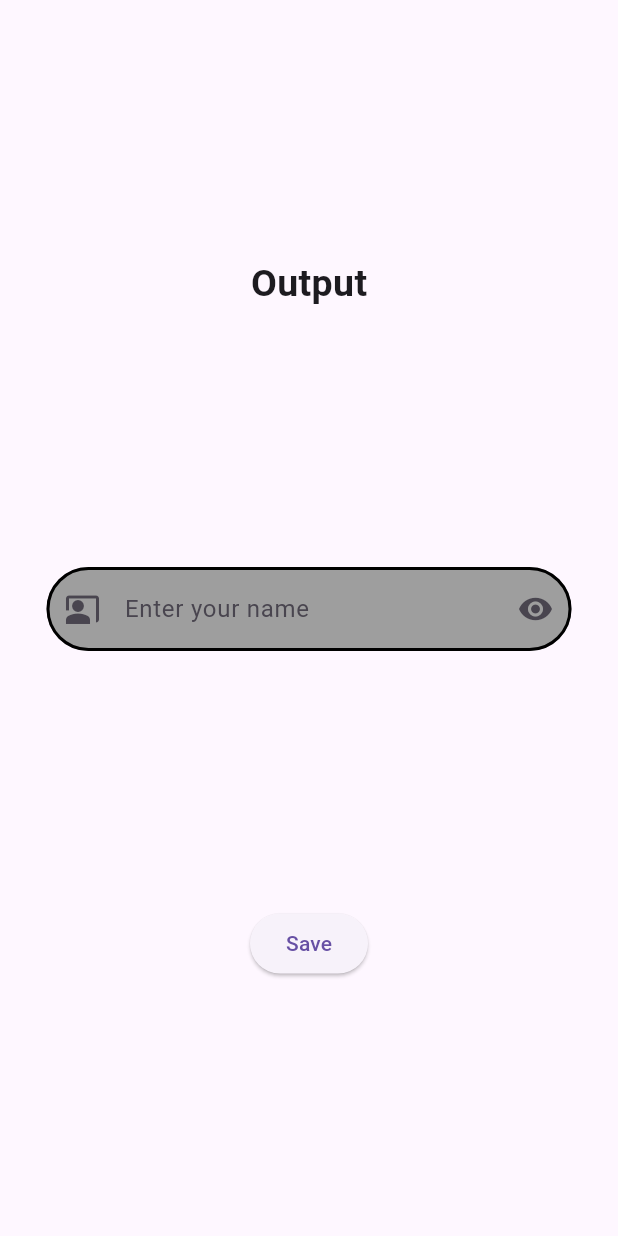
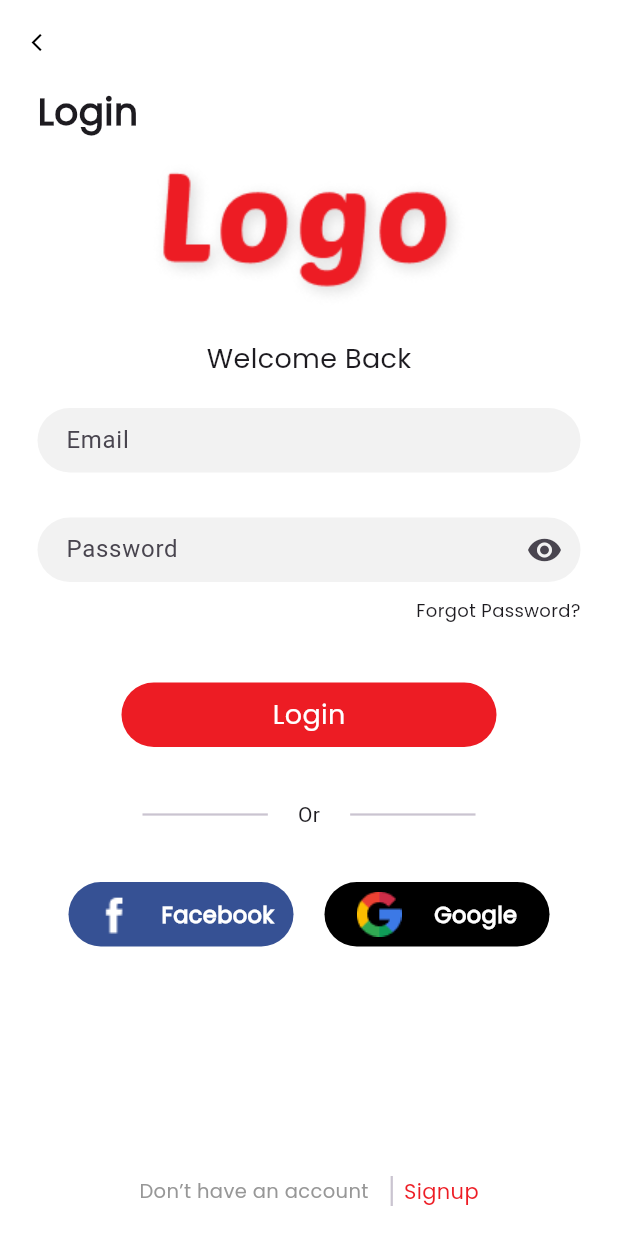
Before and after one commit to MPLectures/batch_five_ui_practice, a Flutter app: the screen it shows after launch, on a phone screen of 412 x 824 dp. Run offline on Flutter 3.47's test engine with Material 3 defaults, Android fonts, the phone set to English and light mode, and no system bars.

Commit message:
adding fonts, Expanded Widget, Login Screen UI

```diff
--- a/lib/main.dart
+++ b/lib/main.dart
@@ -1,4 +1,6 @@
 import 'package:batch_five_ui_practice/views/screens/changing_images.dart';
+import 'package:batch_five_ui_practice/views/screens/screen_expanded_widget.dart';
+import 'package:batch_five_ui_practice/views/screens/screen_login.dart';
 import 'package:batch_five_ui_practice/views/screens/screen_practice.dart';
 import 'package:batch_five_ui_practice/views/screens/screen_text_form_field.dart';
 import 'package:batch_five_ui_practice/views/screens/states_of_widget.dart';
@@ -13,7 +15,10 @@ class MyApp extends StatelessWidget {
       debugShowCheckedModeBanner: false,
       // home: ScreenTest(),
       // home: ScreenPractice(),
-      home: TextFormFieldScreen(),
+      // home: TextFormFieldScreen(),
+      // home: ScreenExpandedWidget(),
+      home: ScreenLogin(),
     );
+
   }
 }
--- /dev/null
+++ b/lib/views/screens/screen_expanded_widget.dart
@@ -0,0 +1,37 @@
+import 'package:flutter/material.dart';
+
+class ScreenExpandedWidget extends StatelessWidget {
+  @override
+  Widget build(BuildContext context) {
+    return Scaffold(
+      body: SafeArea(
+        child: Row(
+          children: [
+            Expanded(
+              flex: 1,
+              child: Container(
+                height: 300,
+                color: Colors.red,
+              ),
+            ),
+            Expanded(
+              flex: 2,
+              child: Container(
+                height: 200,
+                color: Colors.green,
+              ),
+            ),
+            Expanded(
+              flex: 5,
+              child: Container(
+                height: 200,
+                color: Colors.yellow,
+              ),
+            ),
+          ],
+        ),
+      ),
+    );
+  }
+}
+//  1:2
--- /dev/null
+++ b/lib/views/screens/screen_login.dart
@@ -0,0 +1,231 @@
+import 'package:flutter/material.dart';
+
+class ScreenLogin extends StatelessWidget {
+  @override
+  Widget build(BuildContext context) {
+    return Scaffold(
+      backgroundColor: Color(0xffffffff),
+      appBar: AppBar(
+        backgroundColor: Color(0xffffffff),
+        elevation: 0,
+        leading: Icon(
+          Icons.arrow_back_ios,
+          color: Color(0xff000000),
+          size: 14,
+        ),
+      ),
+      body: Column(
+        crossAxisAlignment: CrossAxisAlignment.center,
+        children: [
+          Expanded(
+            child: Padding(
+              padding: EdgeInsets.symmetric(horizontal: 25),
+              child: Column(
+                children: [
+                  Align(
+                    alignment: Alignment.centerLeft,
+                    child: Text(
+                      "Login",
+                      style: TextStyle(
+                        fontFamily: "PR",
+                        fontWeight: FontWeight.w700,
+                        fontSize: 25,
+                      ),
+                    ),
+                  ),
+                  Image.asset("assets/images/logo.png"),
+                  SizedBox(height: 20,),
+                  Text(
+                    "Welcome Back",
+                    style: TextStyle(
+                      fontFamily: "PR",
+                      fontWeight: FontWeight.w200,
+                      fontSize: 18,
+                    ),
+                  ),
+                  SizedBox(height: 20,),
+                  SizedBox(
+                    height: 43,
+                    child: TextFormField(
+                      keyboardType: TextInputType.emailAddress,
+                      decoration: InputDecoration(
+                        contentPadding:
+                            EdgeInsets.symmetric(horizontal: 15, vertical: 2),
+                        hintText: "Email",
+                        filled: true,
+                        fillColor: Color(0xffF2F2F2),
+                        border: OutlineInputBorder(
+                            borderSide: BorderSide.none,
+                            borderRadius: BorderRadius.circular(25)),
+                        enabledBorder: OutlineInputBorder(
+                            borderSide: BorderSide.none,
+                            borderRadius: BorderRadius.circular(25)),
+                        focusedBorder: OutlineInputBorder(
+                            borderSide: BorderSide.none,
+                            borderRadius: BorderRadius.circular(25)),
+                      ),
+                    ),
+                  ),
+                  SizedBox(height: 30,),
+                  SizedBox(
+                    height: 43,
+                    child: TextFormField(
+                      obscureText: true,
+                      decoration: InputDecoration(
+                        suffixIcon: Icon(Icons.visibility),
+                        contentPadding:
+                            EdgeInsets.symmetric(horizontal: 15, vertical: 2),
+                        hintText: "Password",
+                        filled: true,
+                        fillColor: Color(0xffF2F2F2),
+                        border: OutlineInputBorder(
+                            borderSide: BorderSide.none,
+                            borderRadius: BorderRadius.circular(25)),
+                        enabledBorder: OutlineInputBorder(
+                            borderSide: BorderSide.none,
+                            borderRadius: BorderRadius.circular(25)),
+                        focusedBorder: OutlineInputBorder(
+                            borderSide: BorderSide.none,
+                            borderRadius: BorderRadius.circular(25)),
+                      ),
+                    ),
+                  ),
+                  SizedBox(height: 10,),
+                  Align(
+                    alignment: Alignment.centerRight,
+                    child: Text(
+                      "Forgot Password?",
+                      style: TextStyle(
+                        fontFamily: "PR",
+                        fontWeight: FontWeight.w200,
+                        fontSize: 12,
+                      ),
+                    ),
+                  ),
+                  SizedBox(height: 40,),
+                  Container(
+                    height: 43,
+                    width: 250,
+                    decoration: BoxDecoration(
+                      color: Color(0xffED1C24),
+                      borderRadius: BorderRadius.circular(25),
+                    ),
+                    child: Center(
+                      child: Text(
+                        "Login",
+                        style: TextStyle(
+                          color: Color(0xffffffff),
+                          fontWeight: FontWeight.w500,
+                          fontFamily: "PR",
+                          fontSize: 18,
+                        ),
+                      ),
+                    ),
+                  ),
+                  Row(
+                    children: [
+                      Expanded(
+                        child: Divider(
+                          indent: 70,
+                          endIndent: 20,
+                          thickness: 1.5,
+                          height: 90,
+                        ),
+                      ),
+                      Text("Or"),
+                      Expanded(
+                        child: Divider(
+                          indent: 20,
+                          endIndent: 70,
+                          thickness: 1.5,
+                        ),
+                      ),
+                    ],
+                  ),
+                  Row(
+                    mainAxisAlignment: MainAxisAlignment.spaceEvenly,
+                    children: [
+                      Container(
+                        height: 43,
+                        width: 150,
+                        decoration: BoxDecoration(
+                          color: Color(0xff365194),
+                          borderRadius: BorderRadius.circular(25),
+                        ),
+                        child: Row(
+                          mainAxisAlignment: MainAxisAlignment.spaceEvenly,
+                          children: [
+                            Image.asset("assets/images/facebook.png"),
+                            Text(
+                              "Facebook",
+                              style: TextStyle(
+                                color: Color(0xffffffff),
+                                fontFamily: "PR",
+                                fontSize: 15,
+                                fontWeight: FontWeight.w700,
+                              ),
+                            ),
+                          ],
+                        ),
+                      ),
+                      Container(
+                        height: 43,
+                        width: 150,
+                        decoration: BoxDecoration(
+                          color: Color(0xff000000),
+                          borderRadius: BorderRadius.circular(25),
+                        ),
+                        child: Row(
+                          mainAxisAlignment: MainAxisAlignment.spaceEvenly,
+                          children: [
+                            Image.asset("assets/images/gogle.png"),
+                            Text(
+                              "Google",
+                              style: TextStyle(
+                                color: Color(0xffffffff),
+                                fontFamily: "PR",
+                                fontSize: 15,
+                                fontWeight: FontWeight.w700,
+                              ),
+                            ),
+                          ],
+                        ),
+                      ),
+                    ],
+                  ),
+                ],
+              ),
+            ),
+          ),
+          IntrinsicHeight(
+            child: Row(
+              mainAxisAlignment: MainAxisAlignment.center,
+              children: [
+                Text(
+                  "Don’t have an account  ",
+                  style: TextStyle(
+                    color: Color(0xff979797),
+                    fontFamily: "PR",
+                    fontSize: 13,
+                  ),
+                ),
+                VerticalDivider(
+                  thickness: 1.5,
+                ),
+                Text(
+                  "Signup",
+                  style: TextStyle(
+                    color: Color(0xffED1C24),
+                    fontFamily: "PR",
+                    fontSize: 14,
+                  ),
+                ),
+              ],
+            ),
+          ),
+          SizedBox(height: 20,)
+        ],
+      ),
+    );
+  }
+}
--- a/lib/views/screens/screen_text_form_field.dart
+++ b/lib/views/screens/screen_text_form_field.dart
@@ -22,6 +22,7 @@ class _TextFormFieldScreenState extends State<TextFormFieldScreen> {
             Text(
               input,
               style: TextStyle(
+                fontFamily: "RobotoT",
                 fontWeight: FontWeight.bold,
                 fontSize: 25,
               ),
@@ -37,6 +38,11 @@ class _TextFormFieldScreenState extends State<TextFormFieldScreen> {
                 decoration: InputDecoration(
                   // counter: SizedBox(),
                   hintText: "Enter your name",
+                  hintStyle: TextStyle(
+                    color: Colors.red,
+                    fontWeight: FontWeight.w900,
+                    fontFamily: "JS"
+                  ),
                   // label: Text("Name"),
                   // helperText: "Enter your name",
                   // prefix: Icon(Icons.co_present_rounded),
```
Also changed, not shown: pubspec.yaml (+10 -4 lines), assets/fonts/Julietta Signature.ttf (added), assets/fonts/Poppins-Regular.ttf (added), assets/fonts/Roboto-Thin.ttf (added), assets/images/facebook.png (added), assets/images/gogle.png (added), assets/images/logo.png (added).
